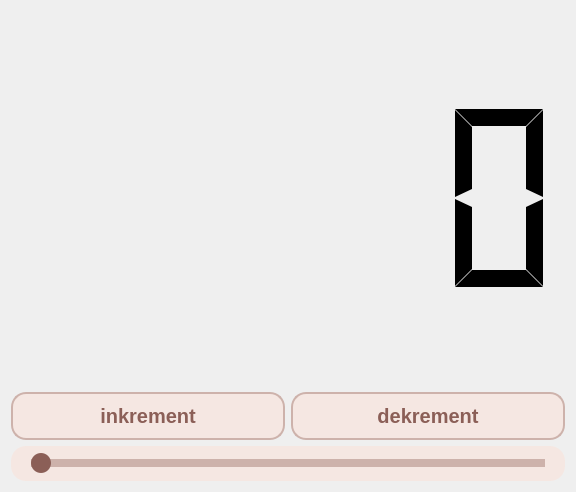
Old version of the form qt_nauka/PushButton/ui/main_window.ui in the repository PartyKusZ/wizualizacja_danych_sensorycznych.
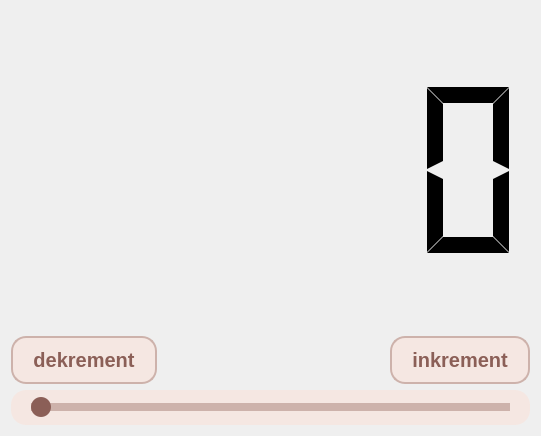
New version of the form.

The edit to the form file:
```diff
--- a/qt_nauka/PushButton/ui/main_window.ui
+++ b/qt_nauka/PushButton/ui/main_window.ui
@@ -6,8 +6,8 @@
    <rect>
     <x>0</x>
     <y>0</y>
-    <width>576</width>
-    <height>492</height>
+    <width>541</width>
+    <height>436</height>
    </rect>
   </property>
   <property name="windowTitle">
@@ -85,7 +85,7 @@
   <layout class="QGridLayout" name="gridLayout_2">
    <item row="0" column="0">
     <layout class="QGridLayout" name="gridLayout">
-     <item row="1" column="0">
+     <item row="1" column="1">
       <widget class="QLCDNumber" name="lcdNumber">
        <property name="smallDecimalPoint">
         <bool>false</bool>
@@ -95,15 +95,8 @@
        </property>
       </widget>
      </item>
-     <item row="4" column="0">
+     <item row="2" column="1">
       <layout class="QHBoxLayout" name="horizontalLayout">
-       <item>
-        <widget class="QPushButton" name="pushButton">
-         <property name="text">
-          <string>inkrement</string>
-         </property>
-        </widget>
-       </item>
        <item>
         <widget class="QPushButton" name="pushButton_2">
          <property name="styleSheet">
@@ -114,6 +107,26 @@
          </property>
         </widget>
        </item>
+       <item>
+        <spacer name="horizontalSpacer">
+         <property name="orientation">
+          <enum>Qt::Horizontal</enum>
+         </property>
+         <property name="sizeHint" stdset="0">
+          <size>
+           <width>40</width>
+           <height>20</height>
+          </size>
+         </property>
+        </spacer>
+       </item>
+       <item>
+        <widget class="QPushButton" name="pushButton">
+         <property name="text">
+          <string>inkrement</string>
+         </property>
+        </widget>
+       </item>
       </layout>
      </item>
     </layout>
```
